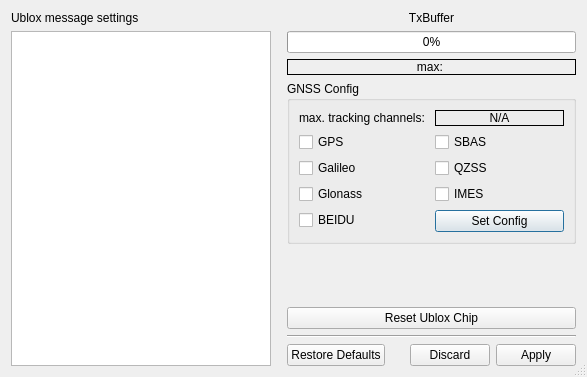
Qt form muondetector-gui-1.0.2/src/main/settings.ui (liukai-tech/muondetector) before a commit.
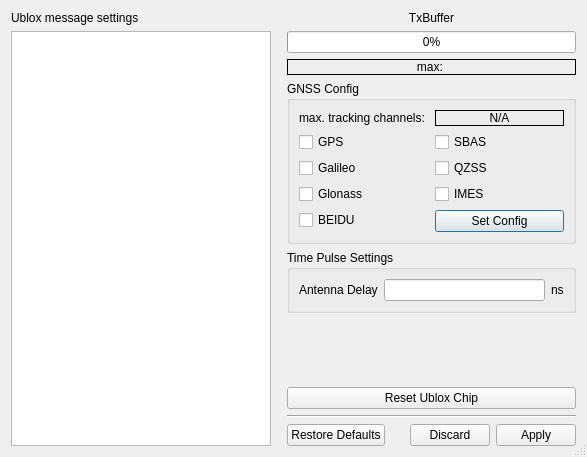
The same form after that commit.

Commit message: implemeted readout of time pulse settings; moved ublox_structs.h to shared so daemon and client can receive/transmit data through the those structs

Diff of the .ui file:
```diff
--- a/muondetector-gui-1.0.2/src/main/settings.ui
+++ b/muondetector-gui-1.0.2/src/main/settings.ui
@@ -10,7 +10,7 @@
     <x>0</x>
     <y>0</y>
     <width>587</width>
-    <height>377</height>
+    <height>457</height>
    </rect>
   </property>
   <property name="sizePolicy">
@@ -28,8 +28,8 @@
   <property name="modal">
    <bool>true</bool>
   </property>
-  <layout class="QGridLayout" name="gridLayout_2">
-   <item row="0" column="0" rowspan="6">
+  <layout class="QGridLayout" name="gridLayout_3">
+   <item row="0" column="0" rowspan="7">
     <layout class="QVBoxLayout" name="verticalLayout_4">
      <item>
       <widget class="QLabel" name="label">
@@ -258,6 +258,36 @@
     </widget>
    </item>
    <item row="2" column="2">
+    <widget class="QGroupBox" name="timePulseGroupBox">
+     <property name="title">
+      <string>Time Pulse Settings</string>
+     </property>
+     <layout class="QGridLayout" name="gridLayout_2">
+      <item row="0" column="0">
+       <layout class="QHBoxLayout" name="horizontalLayout_2">
+        <item>
+         <widget class="QLabel" name="label_4">
+          <property name="text">
+           <string>Antenna Delay</string>
+          </property>
+         </widget>
+        </item>
+        <item>
+         <widget class="QLineEdit" name="antDelayLineEdit"/>
+        </item>
+        <item>
+         <widget class="QLabel" name="label_5">
+          <property name="text">
+           <string>ns</string>
+          </property>
+         </widget>
+        </item>
+       </layout>
+      </item>
+     </layout>
+    </widget>
+   </item>
+   <item row="3" column="2">
     <spacer name="verticalSpacer">
      <property name="orientation">
       <enum>Qt::Vertical</enum>
@@ -273,21 +303,21 @@
      </property>
     </spacer>
    </item>
-   <item row="3" column="2">
+   <item row="4" column="2">
     <widget class="QPushButton" name="ubxResetPushButton">
      <property name="text">
       <string>Reset Ublox Chip</string>
      </property>
     </widget>
    </item>
-   <item row="4" column="2">
-    <widget class="Line" name="line">
-     <property name="orientation">
-      <enum>Qt::Horizontal</enum>
-     </property>
-    </widget>
-   </item>
    <item row="5" column="2">
+    <widget class="Line" name="line">
+     <property name="orientation">
+      <enum>Qt::Horizontal</enum>
+     </property>
+    </widget>
+   </item>
+   <item row="6" column="2">
     <widget class="QDialogButtonBox" name="settingsButtonBox">
      <property name="standardButtons">
       <set>QDialogButtonBox::Apply|QDialogButtonBox::Discard|QDialogButtonBox::RestoreDefaults</set>
```
The commit also changes 12 other files.
